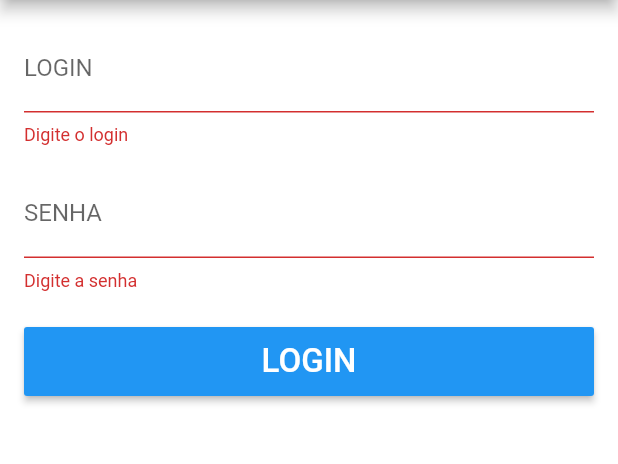
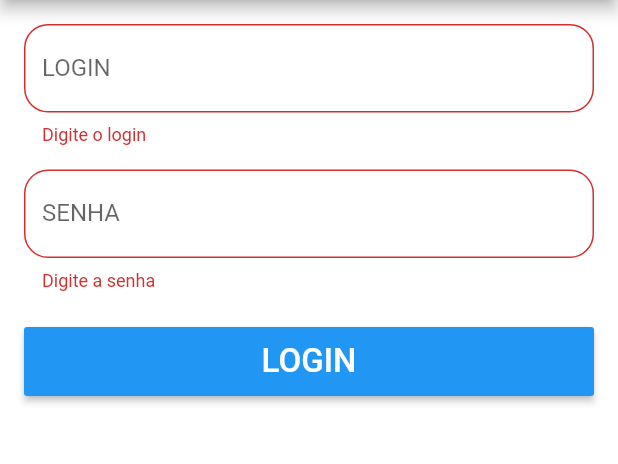
Before and after one commit to GabrielAndreatto/carros, a Flutter app: the screen it shows after launch, after a tap on "LOGIN", on a phone screen of 412 x 824 dp, the part 84-548 px from its top. Run offline on Flutter 3.47's test engine with Material 2 defaults, Android fonts, the phone set to English and light mode, and no system bars.

Commit message:
Flutter App Carros: form basic login, Criando Widgets (AppText e

```diff
--- a/lib/pages/login_page.dart
+++ b/lib/pages/login_page.dart
@@ -1,3 +1,5 @@
+import 'package:carros/widgets/app_button.dart';
+import 'package:carros/widgets/app_text_form_field.dart';
 import 'package:flutter/material.dart';
 
 class LoginPage extends StatefulWidget {
@@ -31,7 +33,7 @@ class _LoginPageState extends State<LoginPage> {
         padding: EdgeInsets.all(16),
         child: ListView(
           children: <Widget>[
-            _textFormField(
+            AppTextFormField(
               "LOGIN",
               "Login",
               controller: controleLogin,
@@ -41,7 +43,7 @@ class _LoginPageState extends State<LoginPage> {
               focusNext: _focusSenha,
             ),
             SizedBox(height: 16),
-            _textFormField(
+            AppTextFormField(
               "SENHA",
               "Senha",
               obscureText: true,
@@ -51,65 +53,13 @@ class _LoginPageState extends State<LoginPage> {
               focusNode: _focusSenha,
             ),
             SizedBox(height: 16),
-            Container(
-              margin: EdgeInsets.only(top: 8),
-              height: 46,
-              child: _raisedButton(
-                "LOGIN",
-                () {
-                  _onClickLogin();
-                },
-              ),
+            AppButton(
+              "LOGIN",
+              onPressed: _onClickLogin,
             ),
           ],
         ),
       ),
-    );
-  }
-
-  TextFormField _textFormField(
-    String label,
-    String hint, {
-    bool obscureText = false,
-    TextEditingController controller,
-    FormFieldValidator<String> validator,
-    TextInputType keyboardType,
-    Brightness keyboardAppearance,
-    TextInputAction textInputAction,
-    FocusNode focusNode,
-    FocusNode focusNext,
-  }) {
-    return TextFormField(
-      controller: controller,
-      decoration: InputDecoration(
-        labelText: label,
-        hintText: hint,
-      ),
-      obscureText: obscureText,
-      validator: validator,
-      keyboardType: keyboardType,
-      keyboardAppearance: Brightness.light,
-      textInputAction: textInputAction,
-      focusNode: focusNode,
-      onFieldSubmitted: (String text) {
-        if (focusNext != null) {
-          FocusScope.of(context).requestFocus(focusNext);
-        }
-      },
-    );
-  }
-
-  RaisedButton _raisedButton(String name, Function onPressed) {
-    return RaisedButton(
-      color: Colors.blue,
-      child: Text(
-        name,
-        style: TextStyle(
-          color: Colors.white,
-          fontSize: 22,
-        ),
-      ),
-      onPressed: onPressed,
     );
   }
 
--- /dev/null
+++ b/lib/widgets/app_button.dart
@@ -0,0 +1,27 @@
+import 'package:flutter/material.dart';
+
+class AppButton extends StatelessWidget {
+  String name;
+  Function onPressed;
+
+  AppButton(this.name, {this.onPressed});
+
+  @override
+  Widget build(BuildContext context) {
+    return Container(
+      margin: EdgeInsets.only(top: 8),
+      height: 46,
+      child: RaisedButton(
+        color: Colors.blue,
+        child: Text(
+          name,
+          style: TextStyle(
+            color: Colors.white,
+            fontSize: 22,
+          ),
+        ),
+        onPressed: onPressed,
+      ),
+    );
+  }
+}
--- /dev/null
+++ b/lib/widgets/app_text_form_field.dart
@@ -0,0 +1,52 @@
+import 'package:flutter/material.dart';
+
+class AppTextFormField extends StatelessWidget {
+  String label;
+  String hint;
+  bool obscureText;
+  TextEditingController controller;
+  FormFieldValidator<String> validator;
+  TextInputType keyboardType;
+  Brightness keyboardAppearance;
+  TextInputAction textInputAction;
+  FocusNode focusNode;
+  FocusNode focusNext;
+
+  AppTextFormField(
+    this.label,
+    this.hint, {
+    this.obscureText = false,
+    this.controller,
+    this.validator,
+    this.keyboardType,
+    this.keyboardAppearance,
+    this.textInputAction,
+    this.focusNode,
+    this.focusNext,
+  });
+
+  @override
+  Widget build(BuildContext context) {
+    return TextFormField(
+      controller: controller,
+      decoration: InputDecoration(
+        labelText: label,
+        hintText: hint,
+        border: OutlineInputBorder(
+          borderRadius: BorderRadius.circular(16),
+        ),
+      ),
+      obscureText: obscureText,
+      validator: validator,
+      keyboardType: keyboardType,
+      keyboardAppearance: Brightness.light,
+      textInputAction: textInputAction,
+      focusNode: focusNode,
+      onFieldSubmitted: (String text) {
+        if (focusNext != null) {
+          FocusScope.of(context).requestFocus(focusNext);
+        }
+      },
+    );
+  }
+}
```
